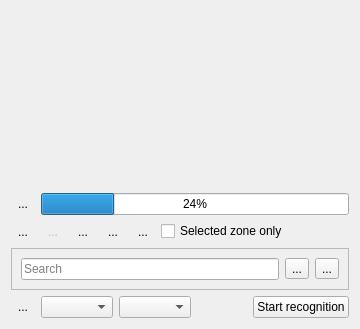
Above: src/ui/textbasededit_ui.ui from KDE/kdenlive before the change. Below: the same form after it.
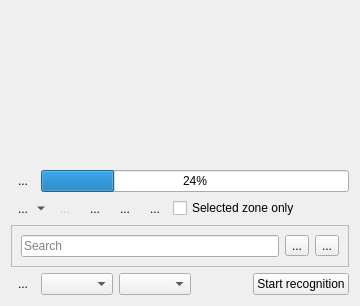
That is the form after the change. Icons and pictures are not drawn. Custom widgets are drawn as their Qt base class.

Commit message: Speech to text: fix whisper install aborting after 30secs. Text based edit: allow creating a new timeline sequence with current edit

Patch:
```diff
--- a/src/ui/textbasededit_ui.ui
+++ b/src/ui/textbasededit_ui.ui
@@ -11,7 +11,7 @@
     <x>0</x>
     <y>0</y>
     <width>360</width>
-    <height>329</height>
+    <height>306</height>
    </rect>
   </property>
   <layout class="QGridLayout" name="gridLayout_2">
@@ -191,20 +191,7 @@
       <property name="bottomMargin">
        <number>0</number>
       </property>
-      <item row="0" column="9">
-       <spacer name="horizontalSpacer_2">
-        <property name="orientation">
-         <enum>Qt::Horizontal</enum>
-        </property>
-        <property name="sizeHint" stdset="0">
-         <size>
-          <width>0</width>
-          <height>0</height>
-         </size>
-        </property>
-       </spacer>
-      </item>
-      <item row="0" column="6">
+      <item row="0" column="5">
        <widget class="QToolButton" name="button_search">
         <property name="text">
          <string>...</string>
@@ -221,42 +208,8 @@
         </property>
        </widget>
       </item>
-      <item row="0" column="8">
-       <widget class="QCheckBox" name="speech_zone">
-        <property name="text">
-         <string>Selected zone only</string>
-        </property>
-       </widget>
-      </item>
-      <item row="0" column="5">
-       <widget class="QToolButton" name="button_delete">
-        <property name="text">
-         <string>...</string>
-        </property>
-        <property name="autoRaise">
-         <bool>true</bool>
-        </property>
-       </widget>
-      </item>
-      <item row="0" column="1">
-       <widget class="QToolButton" name="button_insert">
-        <property name="toolTip">
-         <string>Insert selected blocks in timeline</string>
-        </property>
-        <property name="text">
-         <string>...</string>
-        </property>
-        <property name="icon">
-         <iconset theme="timeline-insert">
-          <normaloff>.</normaloff>.</iconset>
-        </property>
-        <property name="autoRaise">
-         <bool>true</bool>
-        </property>
-       </widget>
-      </item>
       <item row="0" column="4">
-       <widget class="QToolButton" name="button_bookmark">
+       <widget class="QToolButton" name="button_delete">
         <property name="text">
          <string>...</string>
         </property>
@@ -265,7 +218,7 @@
         </property>
        </widget>
       </item>
-      <item row="0" column="3">
+      <item row="0" column="2">
        <widget class="QToolButton" name="button_add">
         <property name="enabled">
          <bool>false</bool>
@@ -285,6 +238,52 @@
         </property>
        </widget>
       </item>
+      <item row="0" column="7">
+       <widget class="QCheckBox" name="speech_zone">
+        <property name="text">
+         <string>Selected zone only</string>
+        </property>
+       </widget>
+      </item>
+      <item row="0" column="3">
+       <widget class="QToolButton" name="button_bookmark">
+        <property name="text">
+         <string>...</string>
+        </property>
+        <property name="autoRaise">
+         <bool>true</bool>
+        </property>
+       </widget>
+      </item>
+      <item row="0" column="1">
+       <widget class="QToolButton" name="button_insert">
+        <property name="text">
+         <string>...</string>
+        </property>
+        <property name="popupMode">
+         <enum>QToolButton::MenuButtonPopup</enum>
+        </property>
+        <property name="autoRaise">
+         <bool>true</bool>
+        </property>
+        <property name="arrowType">
+         <enum>Qt::NoArrow</enum>
+        </property>
+       </widget>
+      </item>
+      <item row="0" column="8">
+       <spacer name="horizontalSpacer_2">
+        <property name="orientation">
+         <enum>Qt::Horizontal</enum>
+        </property>
+        <property name="sizeHint" stdset="0">
+         <size>
+          <width>0</width>
+          <height>0</height>
+         </size>
+        </property>
+       </spacer>
+      </item>
      </layout>
     </widget>
    </item>
```
The commit also changes 11 other files.
